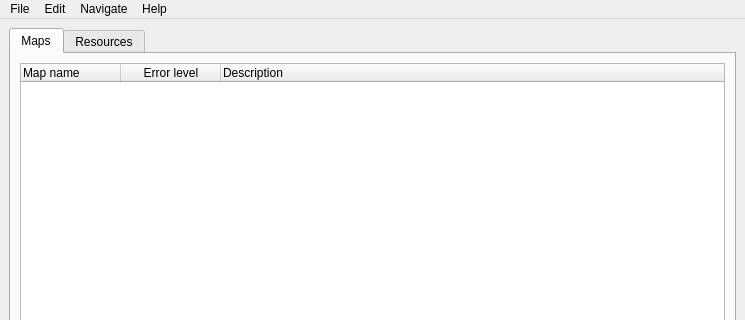
atrinik/atrinik, file tools/map-checker-qt/ui/ui_window_main.ui: the form before one commit; both pictures show x 0 to 745 and y 0 to 320 of the 745 by 547 pixel window.
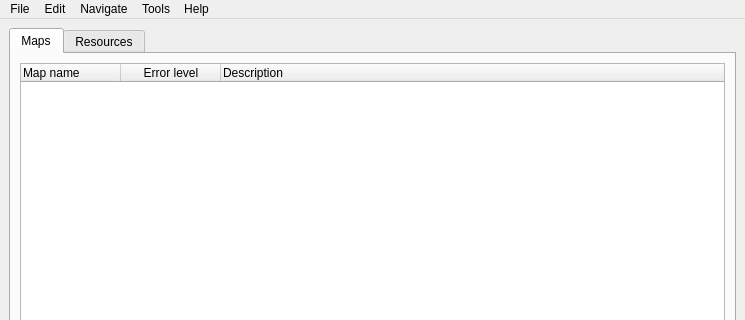
The form after the commit.

Commit message: Map checker: add pathfinding visualization tool.

Diff of the .ui file:
```diff
--- a/tools/map-checker-qt/ui/ui_window_main.ui
+++ b/tools/map-checker-qt/ui/ui_window_main.ui
@@ -207,9 +207,16 @@
     <addaction name="actionOpen_selected_in_editor"/>
     <addaction name="actionOpen_selected_in_client"/>
    </widget>
+   <widget class="QMenu" name="menuTools">
+    <property name="title">
+     <string>Tools</string>
+    </property>
+    <addaction name="actionPathfinding_Visualizer"/>
+   </widget>
    <addaction name="menuFile"/>
    <addaction name="menuEdit"/>
    <addaction name="menuNavigate"/>
+   <addaction name="menuTools"/>
    <addaction name="menuHelp"/>
   </widget>
   <widget class="QStatusBar" name="statusbar"/>
```
Left out of the diff: 5 changed lines with no effect on the pictures. The commit also changes 11 other files.
